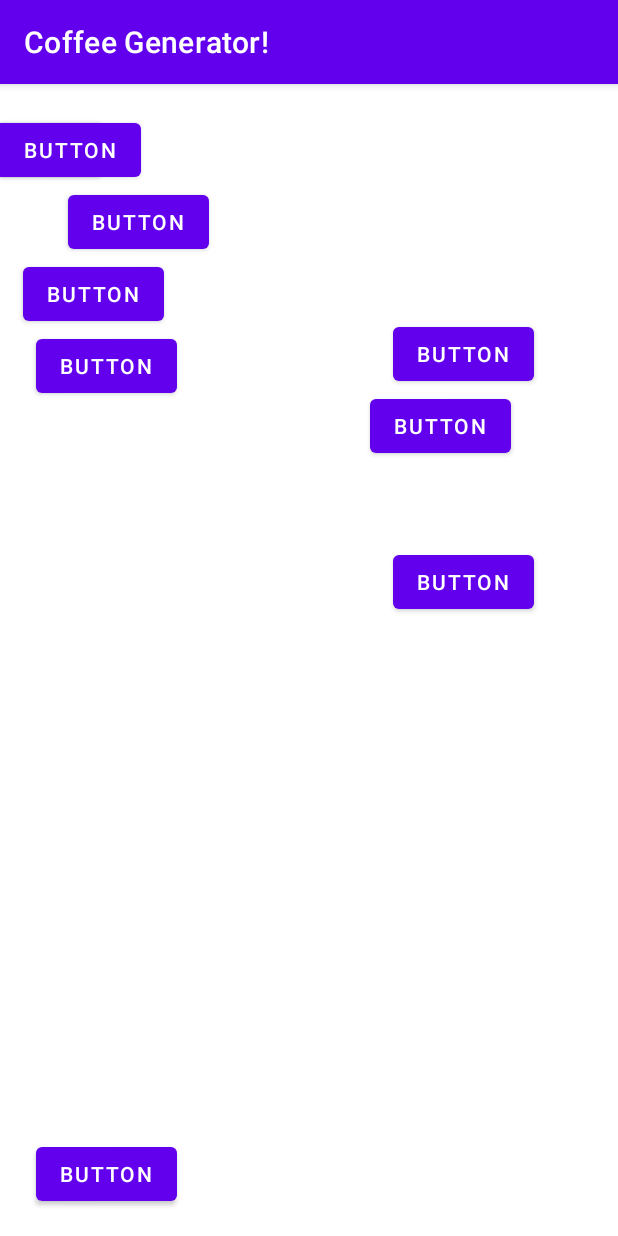
After one commit to Hanover-CS/HC22-ChristyKeinsley-SeniorProject, an Android app: the alternativeMilk screen opened directly, with no data from a screen before it, on a phone screen of 412 x 824 dp. The commit adds this screen. Run offline under Robolectric (Android 15) with nearby library versions, the phone set to English and light mode, and no system bars.

Commit message:
milk button

```diff
--- /dev/null
+++ b/app/src/main/java/com/example/coffeedrinkgen/alternativeMilk.java
@@ -0,0 +1,14 @@
+package com.example.coffeedrinkgen;
+
+import androidx.appcompat.app.AppCompatActivity;
+
+import android.os.Bundle;
+
+public class alternativeMilk extends AppCompatActivity {
+
+    @Override
+    protected void onCreate(Bundle savedInstanceState) {
+        super.onCreate(savedInstanceState);
+        setContentView(R.layout.activity_alternative_milk);
+    }
+}
--- /dev/null
+++ b/app/src/main/res/layout/activity_alternative_milk.xml
@@ -0,0 +1,108 @@
+<?xml version="1.0" encoding="utf-8"?>
+<androidx.constraintlayout.widget.ConstraintLayout xmlns:android="http://schemas.android.com/apk/res/android"
+    xmlns:app="http://schemas.android.com/apk/res-auto"
+    xmlns:tools="http://schemas.android.com/tools"
+    android:layout_width="match_parent"
+    android:layout_height="match_parent"
+    tools:context=".alternativeMilk">
+
+    <Button
+        android:id="@+id/button6"
+        android:layout_width="wrap_content"
+        android:layout_height="wrap_content"
+        android:layout_marginBottom="76dp"
+        android:text="Button"
+        app:layout_constraintBottom_toTopOf="@+id/button8"
+        app:layout_constraintEnd_toStartOf="@+id/button7"
+        app:layout_constraintHorizontal_bias="0.269"
+        app:layout_constraintStart_toStartOf="parent"
+        app:layout_constraintTop_toBottomOf="@+id/button4" />
+
+    <Button
+        android:id="@+id/button2"
+        android:layout_width="wrap_content"
+        android:layout_height="wrap_content"
+        android:text="Button"
+        app:layout_constraintBottom_toTopOf="@+id/button4"
+        app:layout_constraintEnd_toStartOf="@+id/button3"
+        app:layout_constraintHorizontal_bias="0.269"
+        app:layout_constraintStart_toStartOf="parent"
+        app:layout_constraintTop_toTopOf="@+id/button3" />
+
+    <Button
+        android:id="@+id/button3"
+        android:layout_width="wrap_content"
+        android:layout_height="wrap_content"
+        android:layout_marginTop="20dp"
+        android:text="Button"
+        app:layout_constraintTop_toTopOf="parent"
+        tools:layout_editor_absoluteX="261dp" />
+
+    <Button
+        android:id="@+id/button4"
+        android:layout_width="wrap_content"
+        android:layout_height="wrap_content"
+        android:text="Button"
+        app:layout_constraintBottom_toTopOf="@+id/button6"
+        app:layout_constraintEnd_toStartOf="@+id/button5"
+        app:layout_constraintHorizontal_bias="0.27"
+        app:layout_constraintStart_toStartOf="parent"
+        app:layout_constraintTop_toBottomOf="@+id/button2" />
+
+    <Button
+        android:id="@+id/button5"
+        android:layout_width="wrap_content"
+        android:layout_height="wrap_content"
+        android:layout_marginTop="88dp"
+        android:layout_marginEnd="56dp"
+        android:text="Button"
+        app:layout_constraintEnd_toEndOf="parent"
+        app:layout_constraintTop_toBottomOf="@+id/button3" />
+
+    <Button
+        android:id="@+id/button7"
+        android:layout_width="wrap_content"
+        android:layout_height="wrap_content"
+        android:layout_marginStart="122dp"
+        android:layout_marginEnd="56dp"
+        android:text="Button"
+        app:layout_constraintBottom_toTopOf="@+id/button9"
+        app:layout_constraintEnd_toEndOf="parent"
+        app:layout_constraintStart_toEndOf="@+id/button6"
+        app:layout_constraintTop_toBottomOf="@+id/button5"
+        app:layout_constraintVertical_bias="0.63" />
+
+    <Button
+        android:id="@+id/button8"
+        android:layout_width="wrap_content"
+        android:layout_height="wrap_content"
+        android:text="Button"
+        app:layout_constraintEnd_toStartOf="@+id/button9"
+        app:layout_constraintHorizontal_bias="0.143"
+        app:layout_constraintStart_toStartOf="parent"
+        app:layout_constraintTop_toBottomOf="@+id/button6" />
+
+    <Button
+        android:id="@+id/button9"
+        android:layout_width="wrap_content"
+        android:layout_height="wrap_content"
+        android:layout_marginStart="261dp"
+        android:layout_marginTop="56dp"
+        android:layout_marginEnd="56dp"
+        android:text="Button"
+        app:layout_constraintEnd_toEndOf="parent"
+        app:layout_constraintStart_toStartOf="parent"
+        app:layout_constraintTop_toBottomOf="@+id/button7" />
+
+    <Button
+        android:id="@+id/button12"
+        android:layout_width="wrap_content"
+        android:layout_height="wrap_content"
+        android:text="Button"
+        app:layout_constraintBottom_toBottomOf="parent"
+        app:layout_constraintEnd_toEndOf="parent"
+        app:layout_constraintHorizontal_bias="0.075"
+        app:layout_constraintStart_toStartOf="parent"
+        app:layout_constraintTop_toTopOf="parent"
+        app:layout_constraintVertical_bias="0.976" />
+</androidx.constraintlayout.widget.ConstraintLayout>
```
Also changed, not shown: app/src/main/AndroidManifest.xml (+9 -0 lines), app/src/main/java/com/example/coffeedrinkgen/MainActivity.java (+13 -13 lines), app/src/main/java/com/example/coffeedrinkgen/customizeCoffee.java (added, +37 -0 lines), app/src/main/java/com/example/coffeedrinkgen/hotIcedOrBlended.java (added, +42 -0 lines), app/src/main/res/layout/activity_customize_coffee.xml (added, +60 -0 lines), app/src/main/res/layout/activity_hot_iced_or_blended.xml (added, +64 -0 lines), app/src/main/res/layout/activity_main.xml (+6 -6 lines), app/src/main/res/values/strings.xml (+8 -1 lines).
